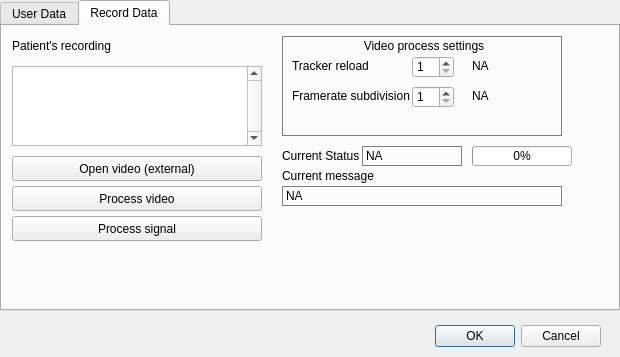
Before: the Qt Designer form camInterface/patientbase.ui in LucaCerina/videoPPG_cameraInterface, drawn with Qt 5.
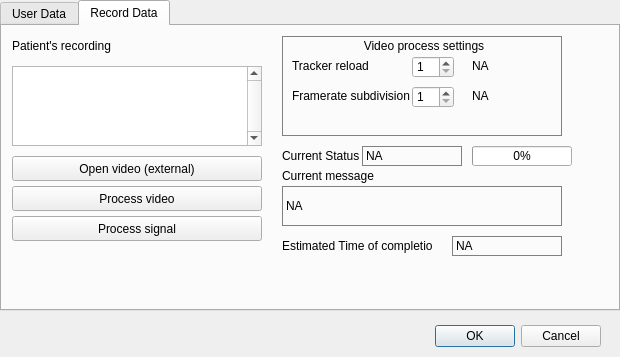
After: the same form once the commit is applied.

The edit to the form file:
```diff
--- a/camInterface/patientbase.ui
+++ b/camInterface/patientbase.ui
@@ -799,7 +799,7 @@
        <x>280</x>
        <y>160</y>
        <width>280</width>
-       <height>20</height>
+       <height>40</height>
       </rect>
      </property>
      <property name="styleSheet">
@@ -810,6 +810,35 @@
       <string>NA</string>
      </property>
     </widget>
+    <widget class="QLabel" name="label_7">
+     <property name="geometry">
+      <rect>
+       <x>280</x>
+       <y>210</y>
+       <width>150</width>
+       <height>20</height>
+      </rect>
+     </property>
+     <property name="text">
+      <string>Estimated Time of completion</string>
+     </property>
+    </widget>
+    <widget class="QLabel" name="etaLabel">
+     <property name="geometry">
+      <rect>
+       <x>450</x>
+       <y>210</y>
+       <width>110</width>
+       <height>20</height>
+      </rect>
+     </property>
+     <property name="styleSheet">
+      <string notr="true">border: 1px solid gray</string>
+     </property>
+     <property name="text">
+      <string>NA</string>
+     </property>
+    </widget>
    </widget>
   </widget>
   <zorder>tabWidget</zorder>
```
